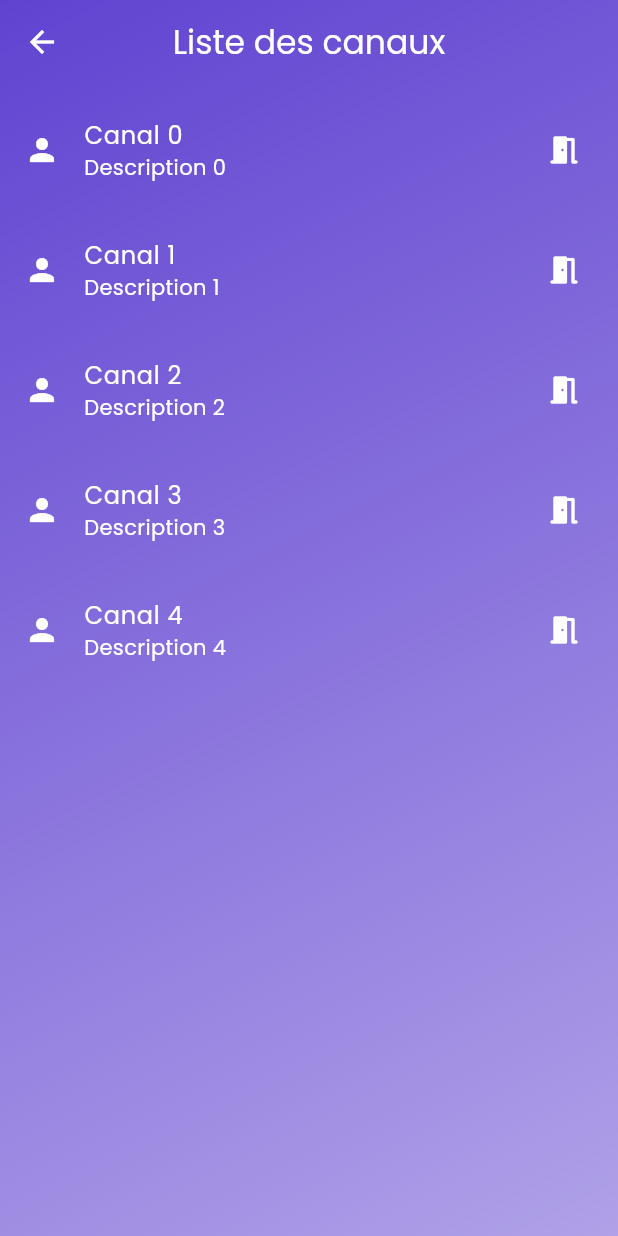
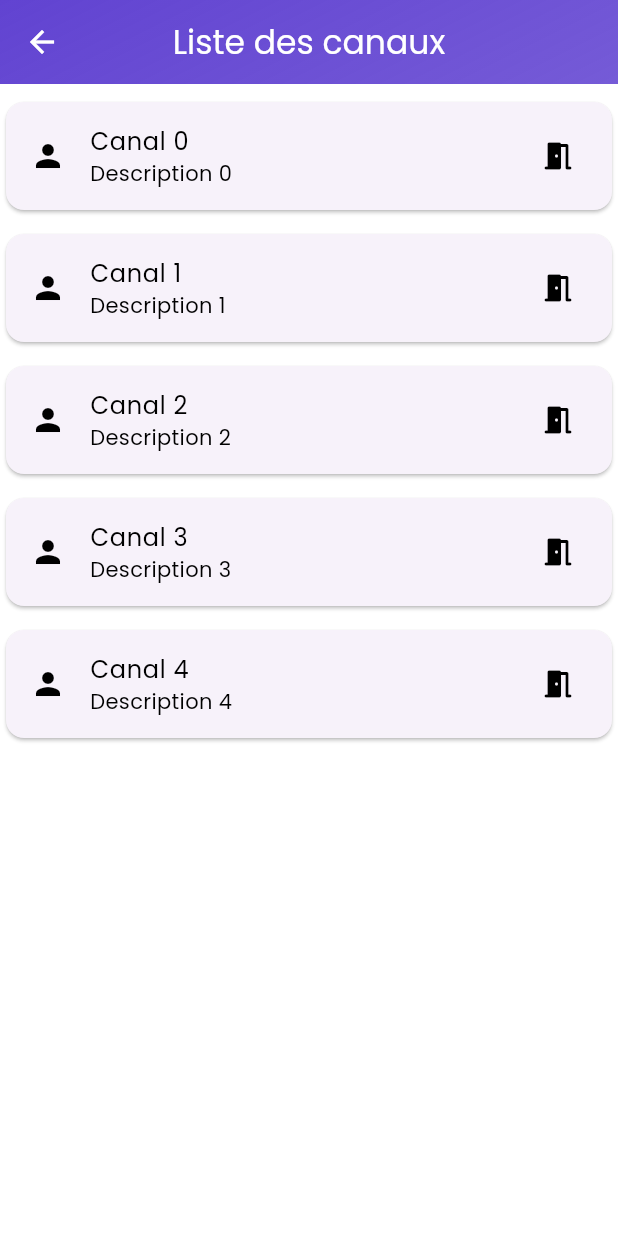
Before and after one commit to jvondermarck/alcatel-frontend, a Flutter app: the CanalsPage screen opened directly, on a phone screen of 412 x 824 dp. Run offline on Flutter 3.47's test engine with Material 2 defaults, Android fonts, the phone set to English and light mode, and no system bars.

Commit message:
feat: :lipstick: update Tile to card and white background

```diff
--- a/lib/pages/canals_page.dart
+++ b/lib/pages/canals_page.dart
@@ -11,16 +11,18 @@ class CanalsPage extends StatefulWidget {
 class _CanalsPageState extends State<CanalsPage> {
   @override
   Widget build(BuildContext context) {
-    Widget canalTile(String title, String subtitle) {
+    Widget canalCard(String title, String subtitle) {
       return Padding(
         padding: const EdgeInsets.only(top: 8.0),
+        child: Card(
           child: ListTile(
             title: Text(title),
             subtitle: Text(subtitle),
             leading: const Icon(Icons.person),
-          iconColor: Colors.white,
-          textColor: Colors.white,
+            iconColor: Colors.black,
+            textColor: Colors.black,
             trailing: const Icon(Icons.meeting_room_rounded),
+          ),
         ),
       );
     }
@@ -43,11 +45,14 @@ class _CanalsPageState extends State<CanalsPage> {
             foregroundColor: Colors.white,
             centerTitle: true,
           ),
-          body: ListView.builder(
+          body: Container(
+            color: Colors.white,
+            child: ListView.builder(
                 itemCount: 5,
                 itemBuilder: (context, index) {
-                return canalTile('Canal $index', 'Description $index');
+                  return canalCard('Canal $index', 'Description $index');
                 }),
+          ),
         ));
   }
 }
```
Lines whose indentation alone changed are shown as unchanged.
